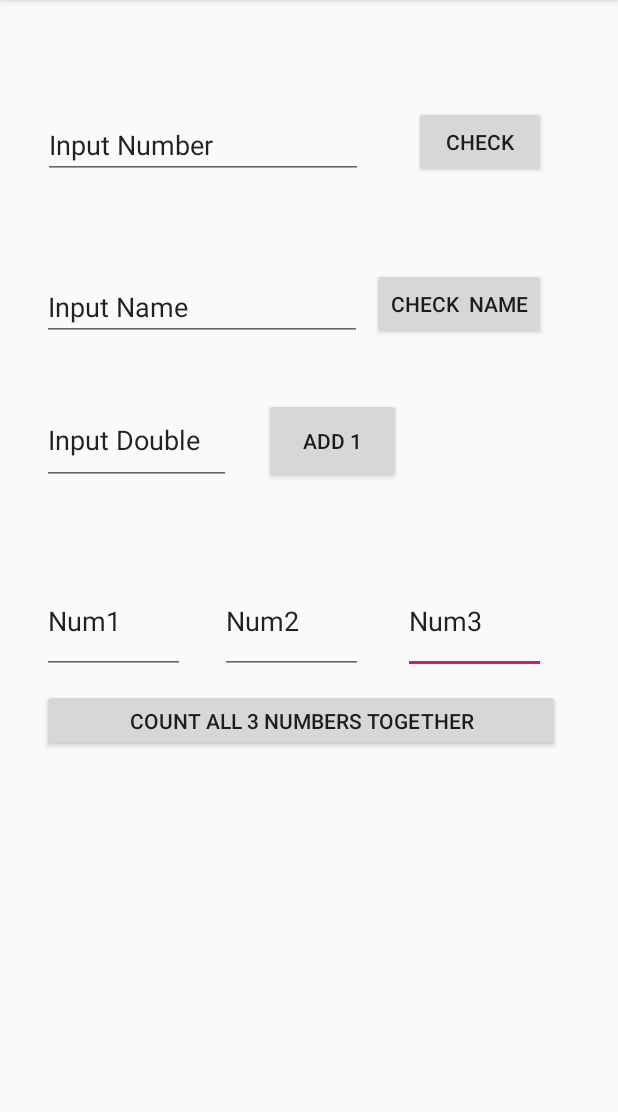
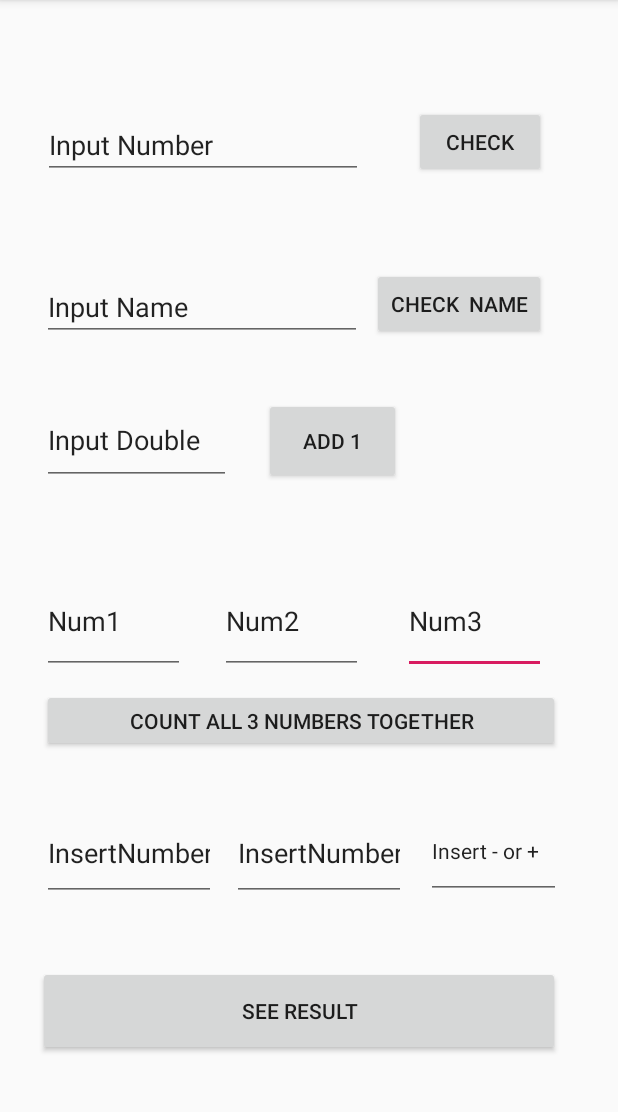
Before and after one commit to OzolsUgis/Android_Kursi_2020_LVL1, an Android app: the screen it shows after launch (MainActivity), on a phone screen of 412 x 824 dp, the part 84-1196 px from its top. Run offline under Robolectric (Android 15) with nearby library versions, the phone set to English and light mode, and no system bars.

Commit message:
All Tasks finished

```diff
--- a/Day6_MD/app/src/main/java/com/example/day6_md/MainActivity.kt
+++ b/Day6_MD/app/src/main/java/com/example/day6_md/MainActivity.kt
@@ -71,7 +71,7 @@ class MainActivity : AppCompatActivity() {
             }
         }
 //======================================================================================================================================================
-
+            //MD 4.TAIS Uzdevums
 
         val num1 = findViewById<EditText>(R.id.ptNum1)
         val num2 = findViewById<EditText>(R.id.ptNum2)
@@ -96,6 +96,47 @@ class MainActivity : AppCompatActivity() {
             num3.text.clear()
         }
 
+        //==============================================================================================================================================
+
+        // MD 5.TAIS Uzdevums
+
+        val insertNumer = findViewById<EditText>(R.id.ptInsertNumber)
+        val insertNumer2 = findViewById<EditText>(R.id.ptInsertNumber2)
+        val insertResult = findViewById<EditText>(R.id.ptInsertResult)
+        val seeResult = findViewById<Button>(R.id.btnSeeResult)
+
+        insertNumer.setOnClickListener(){
+            insertNumer.text.clear()
+        }
+        insertNumer2.setOnClickListener(){
+            insertNumer2.text.clear()
+        }
+        insertResult.setOnClickListener(){
+            insertResult.text.clear()
+        }
+
+
+        seeResult.setOnClickListener() {
+
+            val result = insertResult.text.toString()
+
+            if (result == "+") {
+                var sum = insertNumer.text.toString().toInt() + insertNumer2.text.toString().toInt()
+                Toast.makeText(this@MainActivity, sum.toString(), Toast.LENGTH_SHORT).show()
+            } else if (result == "-") {
+                var diffirence =
+                    insertNumer.text.toString().toInt() - insertNumer2.text.toString().toInt()
+                Toast.makeText(this@MainActivity, diffirence.toString(), Toast.LENGTH_SHORT).show()
+            } else {
+                Toast.makeText(this@MainActivity, "Enter + or - ", Toast.LENGTH_SHORT).show()
+                insertResult.text.clear()
+            }
+            insertNumer.text.clear()
+            insertNumer2.text.clear()
+            insertResult.text.clear()
+
+        }
+
 
 
     }
--- a/Day6_MD/app/src/main/res/layout/activity_main.xml
+++ b/Day6_MD/app/src/main/res/layout/activity_main.xml
@@ -58,7 +58,7 @@
         android:text="Input Name"
         app:layout_constraintBottom_toBottomOf="parent"
         app:layout_constraintStart_toStartOf="parent"
-        app:layout_constraintTop_toTopOf="parent"
+            app:layout_constraintTop_toTopOf="parent"
         app:layout_constraintVertical_bias="0.252" />
 
     <Button
@@ -152,4 +152,61 @@
         app:layout_constraintTop_toBottomOf="@+id/ptNum2"
         app:layout_constraintVertical_bias="0.035" />
 
+    <EditText
+        android:id="@+id/ptInsertNumber"
+        android:layout_width="116dp"
+        android:layout_height="64dp"
+        android:layout_marginTop="18dp"
+        android:ems="10"
+        android:inputType="textPersonName"
+        android:text="InsertNumber"
+        app:layout_constraintBottom_toBottomOf="parent"
+        app:layout_constraintEnd_toEndOf="parent"
+        app:layout_constraintHorizontal_bias="0.094"
+        app:layout_constraintStart_toStartOf="parent"
+        app:layout_constraintTop_toBottomOf="@+id/btnCount"
+        app:layout_constraintVertical_bias="0.093" />
+
+    <EditText
+        android:id="@+id/ptInsertNumber2"
+        android:layout_width="116dp"
+        android:layout_height="64dp"
+        android:layout_marginTop="18dp"
+        android:ems="10"
+        android:inputType="textPersonName"
+        android:text="InsertNumber"
+        app:layout_constraintBottom_toBottomOf="parent"
+        app:layout_constraintEnd_toEndOf="parent"
+        app:layout_constraintHorizontal_bias="0.522"
+        app:layout_constraintStart_toStartOf="parent"
+        app:layout_constraintTop_toBottomOf="@+id/btnCount"
+        app:layout_constraintVertical_bias="0.093" />
+
+    <EditText
+        android:id="@+id/ptInsertResult"
+        android:layout_width="90dp"
+        android:layout_height="63dp"
+        android:layout_marginTop="33dp"
+        android:ems="10"
+        android:inputType="textPersonName"
+        android:text="Insert - or +"
+        android:textSize="14sp"
+        app:layout_constraintBottom_toBottomOf="parent"
+        app:layout_constraintEnd_toEndOf="parent"
+        app:layout_constraintHorizontal_bias="0.881"
+        app:layout_constraintStart_toStartOf="parent"
+        app:layout_constraintTop_toBottomOf="@+id/btnCount"
+        app:layout_constraintVertical_bias="0.006" />
+
+    <Button
+        android:id="@+id/btnSeeResult"
+        android:layout_width="348dp"
+        android:layout_height="60dp"
+        android:layout_marginBottom="64dp"
+        android:text="See Result"
+        app:layout_constraintBottom_toBottomOf="parent"
+        app:layout_constraintEnd_toEndOf="parent"
+        app:layout_constraintHorizontal_bias="0.396"
+        app:layout_constraintStart_toStartOf="parent" />
+
 </androidx.constraintlayout.widget.ConstraintLayout>
```
